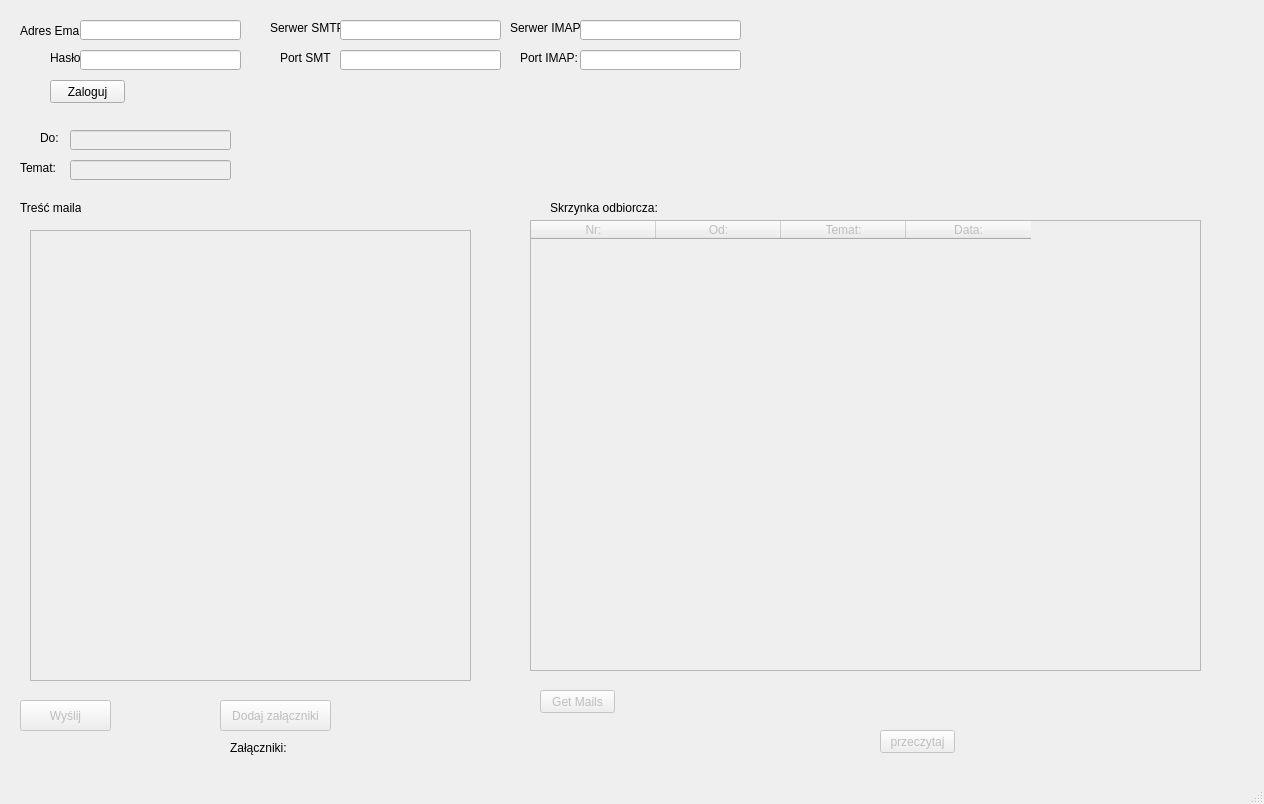
First picture: the form in gui.ui, repository mrenik/MailClient, before the edit.
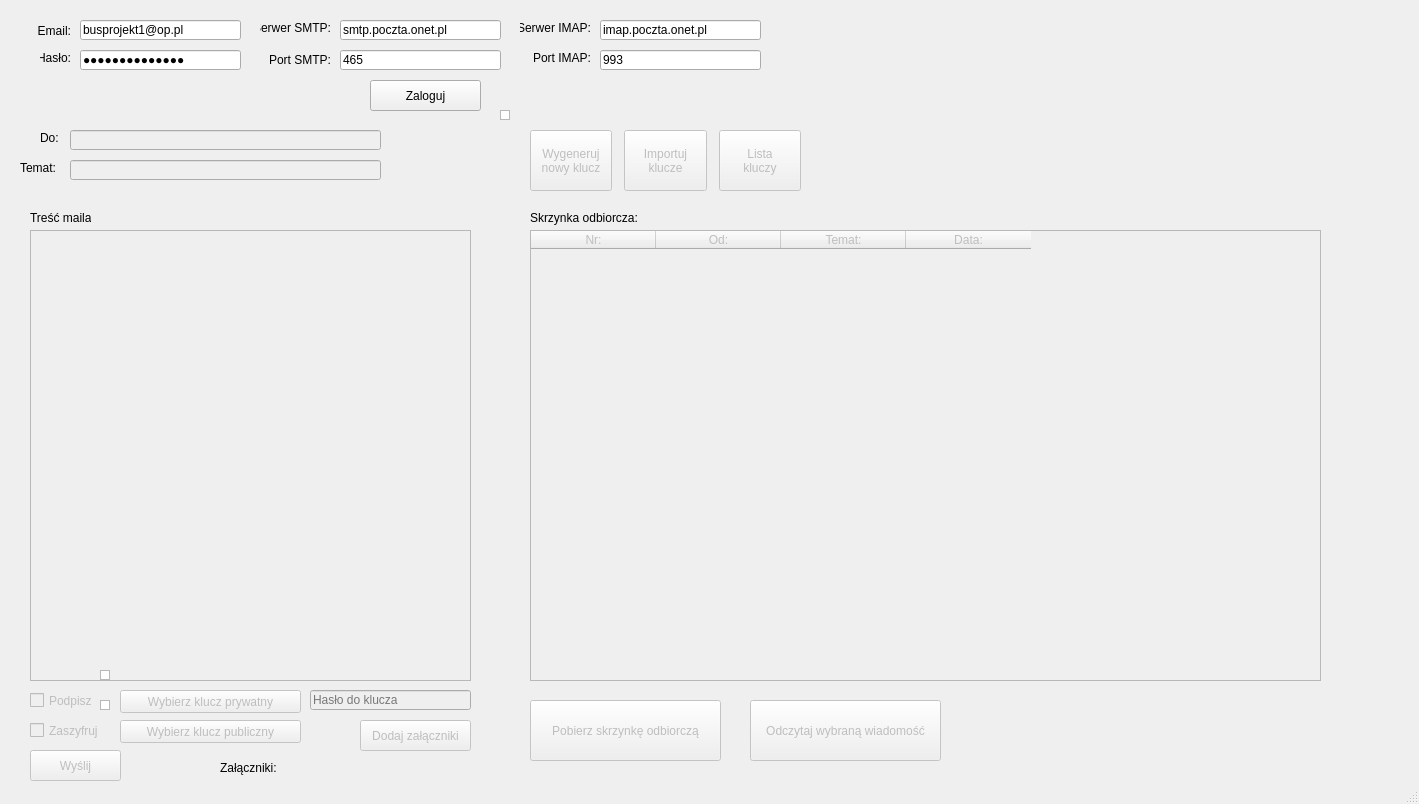
Second picture: the form after the edit.

The edit to the form file:
```diff
--- a/gui.ui
+++ b/gui.ui
@@ -6,7 +6,7 @@
    <rect>
     <x>0</x>
     <y>0</y>
-    <width>1264</width>
+    <width>1419</width>
     <height>804</height>
    </rect>
   </property>
@@ -17,20 +17,23 @@
    <widget class="QLabel" name="mailLabel">
     <property name="geometry">
      <rect>
-      <x>20</x>
+      <x>10</x>
       <y>20</y>
       <width>61</width>
       <height>21</height>
      </rect>
     </property>
     <property name="text">
-     <string>Adres Email:</string>
+     <string>Email:</string>
+    </property>
+    <property name="alignment">
+     <set>Qt::AlignRight|Qt::AlignTrailing|Qt::AlignVCenter</set>
     </property>
    </widget>
    <widget class="QLabel" name="passwordLabel">
     <property name="geometry">
      <rect>
-      <x>50</x>
+      <x>40</x>
       <y>50</y>
       <width>31</width>
       <height>16</height>
@@ -39,11 +42,14 @@
     <property name="text">
      <string>Hasło:</string>
     </property>
+    <property name="alignment">
+     <set>Qt::AlignRight|Qt::AlignTrailing|Qt::AlignVCenter</set>
+    </property>
    </widget>
    <widget class="QLabel" name="smtpserverLabel">
     <property name="geometry">
      <rect>
-      <x>270</x>
+      <x>260</x>
       <y>20</y>
       <width>71</width>
       <height>16</height>
@@ -52,24 +58,30 @@
     <property name="text">
      <string>Serwer SMTP:</string>
     </property>
+    <property name="alignment">
+     <set>Qt::AlignRight|Qt::AlignTrailing|Qt::AlignVCenter</set>
+    </property>
    </widget>
    <widget class="QLabel" name="smtpportLabel">
     <property name="geometry">
      <rect>
-      <x>280</x>
+      <x>270</x>
       <y>50</y>
-      <width>51</width>
-      <height>16</height>
+      <width>61</width>
+      <height>20</height>
      </rect>
     </property>
     <property name="text">
      <string>Port SMTP:</string>
     </property>
+    <property name="alignment">
+     <set>Qt::AlignRight|Qt::AlignTrailing|Qt::AlignVCenter</set>
+    </property>
    </widget>
    <widget class="QLabel" name="imapserverLabel">
     <property name="geometry">
      <rect>
-      <x>510</x>
+      <x>520</x>
       <y>20</y>
       <width>71</width>
       <height>16</height>
@@ -78,11 +90,14 @@
     <property name="text">
      <string>Serwer IMAP:</string>
     </property>
+    <property name="alignment">
+     <set>Qt::AlignRight|Qt::AlignTrailing|Qt::AlignVCenter</set>
+    </property>
    </widget>
    <widget class="QLabel" name="imapportlabel">
     <property name="geometry">
      <rect>
-      <x>520</x>
+      <x>530</x>
       <y>50</y>
       <width>61</width>
       <height>16</height>
@@ -91,6 +106,9 @@
     <property name="text">
      <string>Port IMAP:</string>
     </property>
+    <property name="alignment">
+     <set>Qt::AlignRight|Qt::AlignTrailing|Qt::AlignVCenter</set>
+    </property>
    </widget>
    <widget class="QLineEdit" name="emailEdit">
     <property name="geometry">
@@ -101,6 +119,9 @@
       <height>20</height>
      </rect>
     </property>
+    <property name="text">
+     <string>busprojekt1@op.pl</string>
+    </property>
    </widget>
    <widget class="QLineEdit" name="passwordEdit">
     <property name="geometry">
@@ -111,6 +132,9 @@
       <height>20</height>
      </rect>
     </property>
+    <property name="text">
+     <string>Busowehaslo123</string>
+    </property>
     <property name="echoMode">
      <enum>QLineEdit::Password</enum>
     </property>
@@ -124,6 +148,9 @@
       <height>20</height>
      </rect>
     </property>
+    <property name="text">
+     <string>smtp.poczta.onet.pl</string>
+    </property>
    </widget>
    <widget class="QLineEdit" name="smtpportEdit">
     <property name="geometry">
@@ -134,38 +161,34 @@
       <height>20</height>
      </rect>
     </property>
+    <property name="text">
+     <string>465</string>
+    </property>
    </widget>
    <widget class="QLineEdit" name="imapserverEdit">
     <property name="geometry">
      <rect>
-      <x>580</x>
+      <x>600</x>
       <y>20</y>
       <width>161</width>
       <height>20</height>
      </rect>
     </property>
+    <property name="text">
+     <string>imap.poczta.onet.pl</string>
+    </property>
    </widget>
    <widget class="QLineEdit" name="imapportEdit">
     <property name="geometry">
      <rect>
-      <x>580</x>
+      <x>600</x>
       <y>50</y>
       <width>161</width>
       <height>20</height>
      </rect>
     </property>
-   </widget>
-   <widget class="QPushButton" name="loginButton">
-    <property name="geometry">
-     <rect>
-      <x>50</x>
-      <y>80</y>
-      <width>75</width>
-      <height>23</height>
-     </rect>
-    </property>
     <property name="text">
-     <string>Zaloguj</string>
+     <string>993</string>
     </property>
    </widget>
    <widget class="QLabel" name="toLabel">
@@ -197,8 +220,8 @@
    <widget class="QLabel" name="contentLabel">
     <property name="geometry">
      <rect>
-      <x>20</x>
-      <y>200</y>
+      <x>30</x>
+      <y>210</y>
       <width>61</width>
       <height>16</height>
      </rect>
@@ -215,7 +238,7 @@
      <rect>
       <x>70</x>
       <y>130</y>
-      <width>161</width>
+      <width>311</width>
       <height>20</height>
      </rect>
     </property>
@@ -228,7 +251,7 @@
      <rect>
       <x>70</x>
       <y>160</y>
-      <width>161</width>
+      <width>311</width>
       <height>20</height>
      </rect>
     </property>
@@ -239,8 +262,8 @@
     </property>
     <property name="geometry">
      <rect>
-      <x>20</x>
-      <y>700</y>
+      <x>30</x>
+      <y>750</y>
       <width>91</width>
       <height>31</height>
      </rect>
@@ -255,8 +278,8 @@
     </property>
     <property name="geometry">
      <rect>
-      <x>220</x>
-      <y>700</y>
+      <x>360</x>
+      <y>720</y>
       <width>111</width>
       <height>31</height>
      </rect>
@@ -272,8 +295,8 @@
     <property name="geometry">
      <rect>
       <x>530</x>
-      <y>220</y>
-      <width>671</width>
+      <y>230</y>
+      <width>791</width>
       <height>451</height>
      </rect>
     </property>
@@ -313,8 +336,8 @@
    <widget class="QLabel" name="inboxLabel">
     <property name="geometry">
      <rect>
-      <x>550</x>
-      <y>200</y>
+      <x>530</x>
+      <y>210</y>
       <width>111</width>
       <height>16</height>
      </rect>
@@ -337,10 +360,13 @@
     </property>
    </widget>
    <widget class="QLabel" name="attachmentLabel">
+    <property name="enabled">
+     <bool>true</bool>
+    </property>
     <property name="geometry">
      <rect>
-      <x>230</x>
-      <y>740</y>
+      <x>220</x>
+      <y>760</y>
       <width>491</width>
       <height>16</height>
      </rect>
@@ -349,20 +375,217 @@
      <string>Załączniki:</string>
     </property>
    </widget>
+   <widget class="QCheckBox" name="signBox">
+    <property name="enabled">
+     <bool>false</bool>
+    </property>
+    <property name="geometry">
+     <rect>
+      <x>30</x>
+      <y>690</y>
+      <width>81</width>
+      <height>21</height>
+     </rect>
+    </property>
+    <property name="text">
+     <string>Podpisz</string>
+    </property>
+   </widget>
+   <widget class="QCheckBox" name="encryptBox">
+    <property name="enabled">
+     <bool>false</bool>
+    </property>
+    <property name="geometry">
+     <rect>
+      <x>30</x>
+      <y>720</y>
+      <width>81</width>
+      <height>21</height>
+     </rect>
+    </property>
+    <property name="text">
+     <string>Zaszyfruj</string>
+    </property>
+   </widget>
+   <widget class="QPushButton" name="keySelectPrivButton">
+    <property name="enabled">
+     <bool>false</bool>
+    </property>
+    <property name="geometry">
+     <rect>
+      <x>120</x>
+      <y>690</y>
+      <width>181</width>
+      <height>23</height>
+     </rect>
+    </property>
+    <property name="text">
+     <string>Wybierz klucz prywatny</string>
+    </property>
+   </widget>
+   <widget class="QPushButton" name="keySelectPubButton">
+    <property name="enabled">
+     <bool>false</bool>
+    </property>
+    <property name="geometry">
+     <rect>
+      <x>120</x>
+      <y>720</y>
+      <width>181</width>
+      <height>23</height>
+     </rect>
+    </property>
+    <property name="text">
+     <string>Wybierz klucz publiczny</string>
+    </property>
+   </widget>
+   <widget class="QListWidget" name="listPriv">
+    <property name="enabled">
+     <bool>true</bool>
+    </property>
+    <property name="geometry">
+     <rect>
+      <x>100</x>
+      <y>670</y>
+      <width>10</width>
+      <height>10</height>
+     </rect>
+    </property>
+    <property name="selectionRectVisible">
+     <bool>false</bool>
+    </property>
+   </widget>
+   <widget class="QListWidget" name="listPub">
+    <property name="enabled">
+     <bool>true</bool>
+    </property>
+    <property name="geometry">
+     <rect>
+      <x>100</x>
+      <y>700</y>
+      <width>10</width>
+      <height>10</height>
+     </rect>
+    </property>
+    <property name="selectionRectVisible">
+     <bool>false</bool>
+    </property>
+   </widget>
+   <widget class="QWidget" name="layoutWidget">
+    <property name="geometry">
+     <rect>
+      <x>530</x>
+      <y>130</y>
+      <width>271</width>
+      <height>61</height>
+     </rect>
+    </property>
+    <layout class="QHBoxLayout" name="horizontalLayout">
+     <property name="spacing">
+      <number>12</number>
+     </property>
+     <item>
+      <widget class="QPushButton" name="keyGenFormButton">
+       <property name="enabled">
+        <bool>false</bool>
+       </property>
+       <property name="sizePolicy">
+        <sizepolicy hsizetype="Minimum" vsizetype="Minimum">
+         <horstretch>0</horstretch>
+         <verstretch>0</verstretch>
+        </sizepolicy>
+       </property>
+       <property name="text">
+        <string>Wygeneruj
+nowy klucz</string>
+       </property>
+       <property name="flat">
+        <bool>false</bool>
+       </property>
+      </widget>
+     </item>
+     <item>
+      <widget class="QPushButton" name="keyImportFormButton">
+       <property name="enabled">
+        <bool>false</bool>
+       </property>
+       <property name="sizePolicy">
+        <sizepolicy hsizetype="Minimum" vsizetype="Minimum">
+         <horstretch>0</horstretch>
+         <verstretch>0</verstretch>
+        </sizepolicy>
+       </property>
+       <property name="text">
+        <string>Importuj
+klucze</string>
+       </property>
+      </widget>
+     </item>
+     <item>
+      <widget class="QPushButton" name="keyListButton">
+       <property name="enabled">
+        <bool>false</bool>
+       </property>
+       <property name="sizePolicy">
+        <sizepolicy hsizetype="Minimum" vsizetype="Minimum">
+         <horstretch>0</horstretch>
+         <verstretch>0</verstretch>
+        </sizepolicy>
+       </property>
+       <property name="text">
+        <string>Lista
+kluczy</string>
+       </property>
+      </widget>
+     </item>
+    </layout>
+   </widget>
+   <widget class="QLineEdit" name="passwordEditPriv">
+    <property name="enabled">
+     <bool>false</bool>
+    </property>
+    <property name="geometry">
+     <rect>
+      <x>310</x>
+      <y>690</y>
+      <width>161</width>
+      <height>20</height>
+     </rect>
+    </property>
+    <property name="echoMode">
+     <enum>QLineEdit::Password</enum>
+    </property>
+    <property name="placeholderText">
+     <string>Hasło do klucza</string>
+    </property>
+   </widget>
+   <widget class="QPushButton" name="loginButton">
+    <property name="geometry">
+     <rect>
+      <x>370</x>
+      <y>80</y>
+      <width>111</width>
+      <height>31</height>
+     </rect>
+    </property>
+    <property name="text">
+     <string>Zaloguj</string>
+    </property>
+   </widget>
    <widget class="QPushButton" name="mailButton">
     <property name="enabled">
      <bool>false</bool>
     </property>
     <property name="geometry">
      <rect>
-      <x>540</x>
-      <y>690</y>
-      <width>75</width>
-      <height>23</height>
+      <x>530</x>
+      <y>700</y>
+      <width>191</width>
+      <height>61</height>
      </rect>
     </property>
     <property name="text">
-     <string>Get Mails</string>
+     <string>Pobierz skrzynkę odbiorczą</string>
     </property>
    </widget>
    <widget class="QPushButton" name="readButton">
@@ -371,16 +594,67 @@
     </property>
     <property name="geometry">
      <rect>
-      <x>880</x>
-      <y>730</y>
-      <width>75</width>
-      <height>23</height>
+      <x>750</x>
+      <y>700</y>
+      <width>191</width>
+      <height>61</height>
      </rect>
     </property>
     <property name="text">
-     <string>przeczytaj</string>
+     <string>Odczytaj wybraną wiadomość</string>
     </property>
    </widget>
+   <widget class="QListWidget" name="listKeys">
+    <property name="enabled">
+     <bool>true</bool>
+    </property>
+    <property name="geometry">
+     <rect>
+      <x>500</x>
+      <y>110</y>
+      <width>10</width>
+      <height>10</height>
+     </rect>
+    </property>
+    <property name="selectionRectVisible">
+     <bool>false</bool>
+    </property>
+   </widget>
+   <zorder>mailButton</zorder>
+   <zorder>passwordEditPriv</zorder>
+   <zorder>mailLabel</zorder>
+   <zorder>passwordLabel</zorder>
+   <zorder>smtpserverLabel</zorder>
+   <zorder>smtpportLabel</zorder>
+   <zorder>imapserverLabel</zorder>
+   <zorder>imapportlabel</zorder>
+   <zorder>emailEdit</zorder>
+   <zorder>passwordEdit</zorder>
+   <zorder>smtpserverEdit</zorder>
+   <zorder>smtpportEdit</zorder>
+   <zorder>imapserverEdit</zorder>
+   <zorder>imapportEdit</zorder>
+   <zorder>toLabel</zorder>
+   <zorder>subjectLabel</zorder>
+   <zorder>contentLabel</zorder>
+   <zorder>toEdit</zorder>
+   <zorder>subjectEdit</zorder>
+   <zorder>sendButton</zorder>
+   <zorder>attachmentButton</zorder>
+   <zorder>inboxTable</zorder>
+   <zorder>inboxLabel</zorder>
+   <zorder>textEdit</zorder>
+   <zorder>attachmentLabel</zorder>
+   <zorder>signBox</zorder>
+   <zorder>encryptBox</zorder>
+   <zorder>keySelectPrivButton</zorder>
+   <zorder>keySelectPubButton</zorder>
+   <zorder>layoutWidget</zorder>
+   <zorder>listPriv</zorder>
+   <zorder>listPub</zorder>
+   <zorder>loginButton</zorder>
+   <zorder>readButton</zorder>
+   <zorder>listKeys</zorder>
   </widget>
   <widget class="QStatusBar" name="statusbar"/>
  </widget>
```
